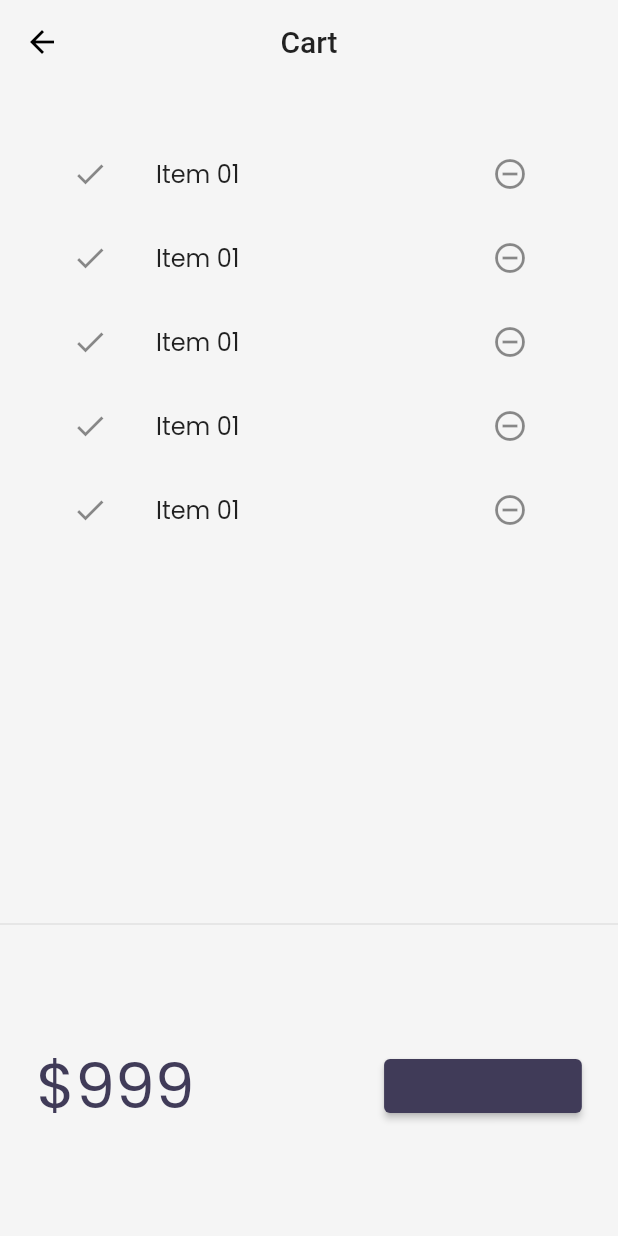
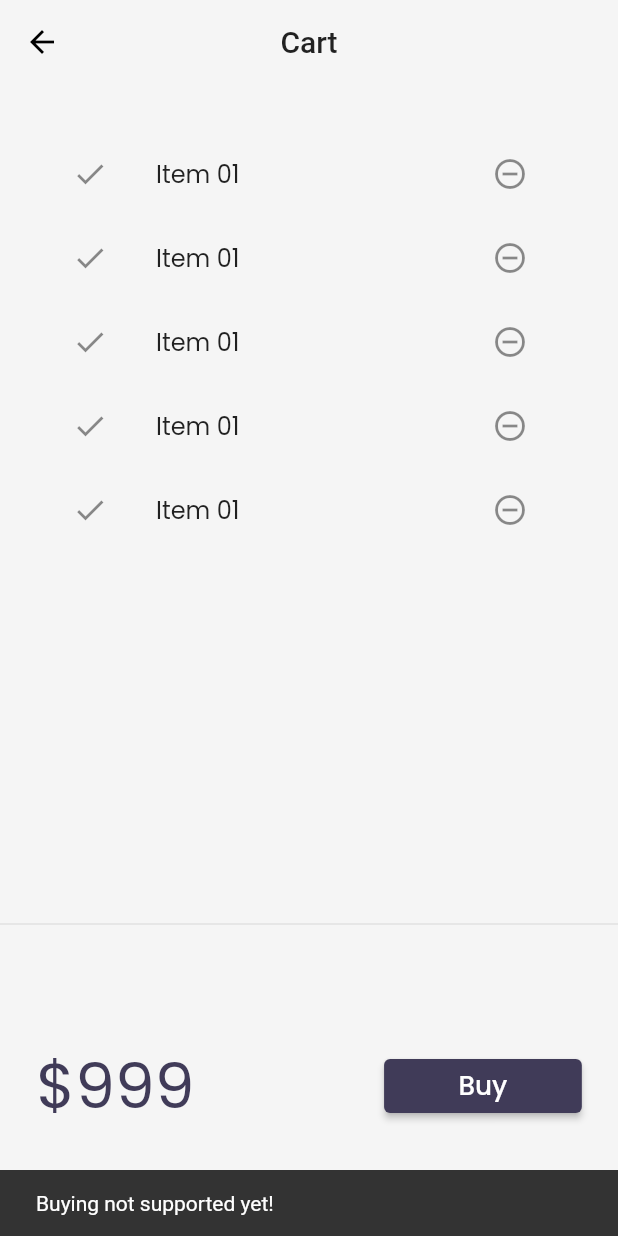
Before and after one commit to officialYogesh/flutter_catalog, a Flutter app: the CartScreen screen opened by its route, after a tap on "Buy", on a phone screen of 412 x 824 dp. Run offline on Flutter 3.47's test engine with Material 2 defaults, Android fonts, the phone set to English and light mode, and no system bars; our stand-ins replace google_fonts, velocity_x; network calls fail.

Commit message:
CartModel added

```diff
--- a/lib/models/catalog.dart
+++ b/lib/models/catalog.dart
@@ -12,10 +12,10 @@ class CatalogModel {
     //         "https://store.storeimages.cdn-apple.com/4982/as-images.apple.com/is/iphone-12-pro-blue-hero?wid=940&hei=1112&fmt=png-alpha&qlt=80&.v=1604021661000")
   ];
 
-  static Item getItemById(int id) =>
+  Item getItemById(int id) =>
       items.firstWhere((element) => element.id == id, orElse: null);
 
-  static Item getItemByPosition(int pos) => items[pos];
+  Item getItemByPosition(int pos) => items[pos];
 }
 
 class Item {
--- a/lib/screens/cartScreen.dart
+++ b/lib/screens/cartScreen.dart
@@ -35,11 +35,14 @@ class _CartTotal extends StatelessWidget {
           "\$999".text.xl5.color(context.theme.accentColor).make(),
           30.widthBox,
           ElevatedButton(
-                  onPressed: () {},
+                  onPressed: () {
+                    ScaffoldMessenger.of(context).showSnackBar(SnackBar(
+                        content: "Buying not supported yet!".text.make()));
+                  },
                   style: ButtonStyle(
                       backgroundColor:
                           MaterialStateProperty.all(context.theme.buttonColor)),
-                  child: "Buy".text.color(context.accentColor).make())
+                  child: "Buy".text.color(Colors.white).xl.make())
               .w32(context)
         ],
       ),
--- a/lib/widgets/home_widgets/catalogList.dart
+++ b/lib/widgets/home_widgets/catalogList.dart
@@ -16,7 +16,7 @@ class CatalogList extends StatelessWidget {
       shrinkWrap: true,
       itemCount: CatalogModel.items.length,
       itemBuilder: (context, index) {
-        final catalog = CatalogModel.getItemByPosition(index);
+        final catalog = CatalogModel.items[index];
         return InkWell(
             onTap: () => Navigator.push(
                 context,
```
Also changed, not shown: lib/models/cartModel.dart (added, +35 -0 lines).
